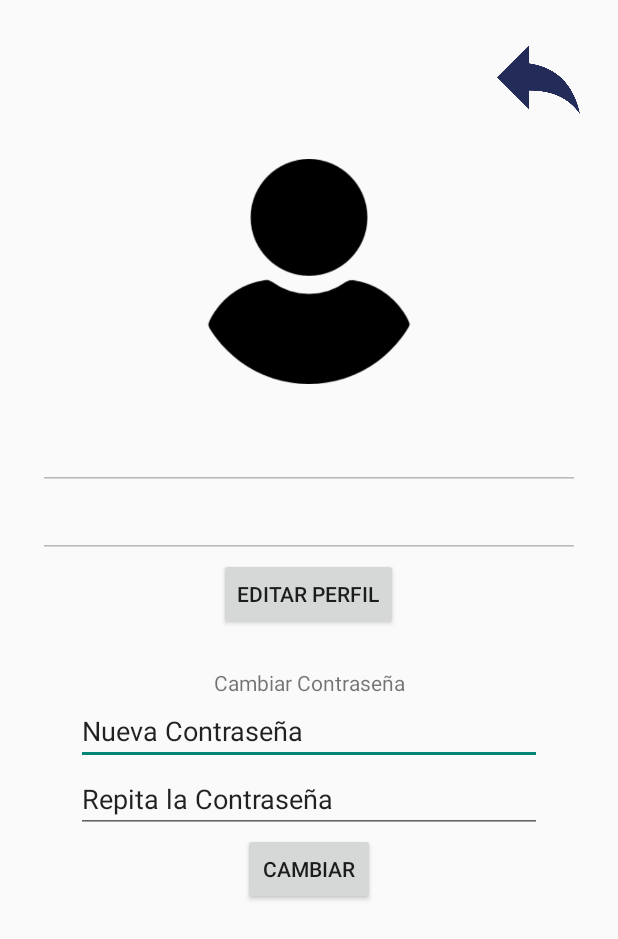
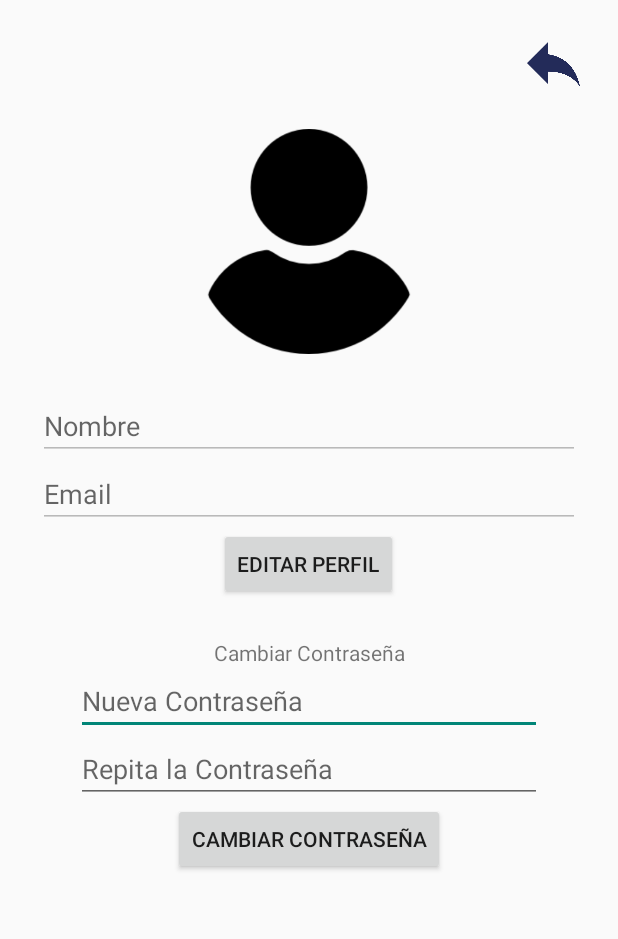
Before and after one commit to AlbertDG99/HideOut, an Android app: the PerfilUsuario screen opened directly, with no data from a screen before it, on a phone screen of 412 x 824 dp. Shown: the top 939 px of the screen. Run offline under Robolectric (Android 15) with nearby library versions, the phone set to English and light mode, and no system bars; our stand-ins replace Firebase (no records; nobody signed in at launch, a user with empty details on screens opened directly).

Commit message:
Perfil funcional

```diff
--- a/app/src/main/res/layout/activity_perfil_usuario.xml
+++ b/app/src/main/res/layout/activity_perfil_usuario.xml
@@ -10,8 +10,8 @@
 
     <ImageView
         android:id="@+id/imageBack"
-        android:layout_width="55dp"
-        android:layout_height="55dp"
+        android:layout_width="35dp"
+        android:layout_height="35dp"
         android:layout_gravity="right"
         android:layout_marginBottom="25dp"
         app:srcCompat="@drawable/backarrowb" />
@@ -36,7 +36,7 @@
             android:layout_height="wrap_content"
             android:ems="10"
             android:inputType="textPersonName"
-            android:text="Nombre" />
+            android:hint="Nombre" />
 
         <EditText
             android:id="@+id/textUserMail"
@@ -44,7 +44,7 @@
             android:layout_height="wrap_content"
             android:ems="10"
             android:inputType="textEmailAddress"
-            android:text="Email" />
+            android:hint="Email" />
 
         <Button
             android:id="@+id/buttonEditar"
@@ -73,8 +73,8 @@
             android:layout_width="match_parent"
             android:layout_height="wrap_content"
             android:ems="10"
-            android:inputType="textEmailAddress"
-            android:text="Nueva Contraseña" />
+            android:inputType="textPassword"
+            android:hint="Nueva Contraseña" />
 
 
         <EditText
@@ -82,14 +82,14 @@
             android:layout_width="match_parent"
             android:layout_height="wrap_content"
             android:ems="10"
-            android:inputType="textEmailAddress"
-            android:text="Repita la Contraseña" />
+            android:inputType="textPassword"
+            android:hint="Repita la Contraseña" />
 
         <Button
             android:id="@+id/buttonChange"
             android:layout_width="wrap_content"
             android:layout_height="wrap_content"
-            android:text="CAMBIAR" />
+            android:text="CAMBIAR CONTRASEÑA" />
 
     </LinearLayout>
 
```
Also changed, not shown: app/src/main/java/com/example/hideout/MainActivity.java (+0 -7 lines), app/src/main/java/com/example/hideout/PerfilUsuario.java (+68 -15 lines).
